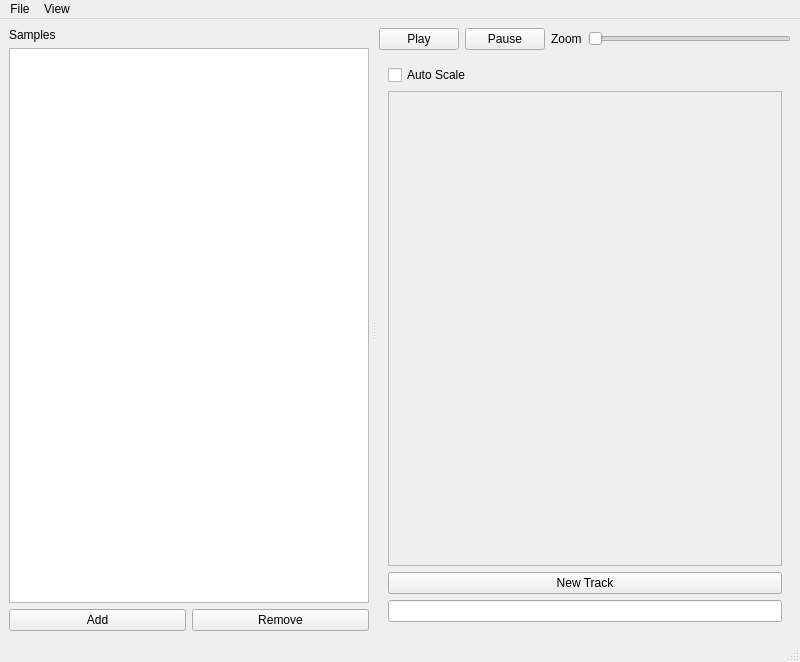
The window that src/views/SPELLMainWindow.ui (apersaud2018/SPELL) describes before a commit, drawn with Qt 5.
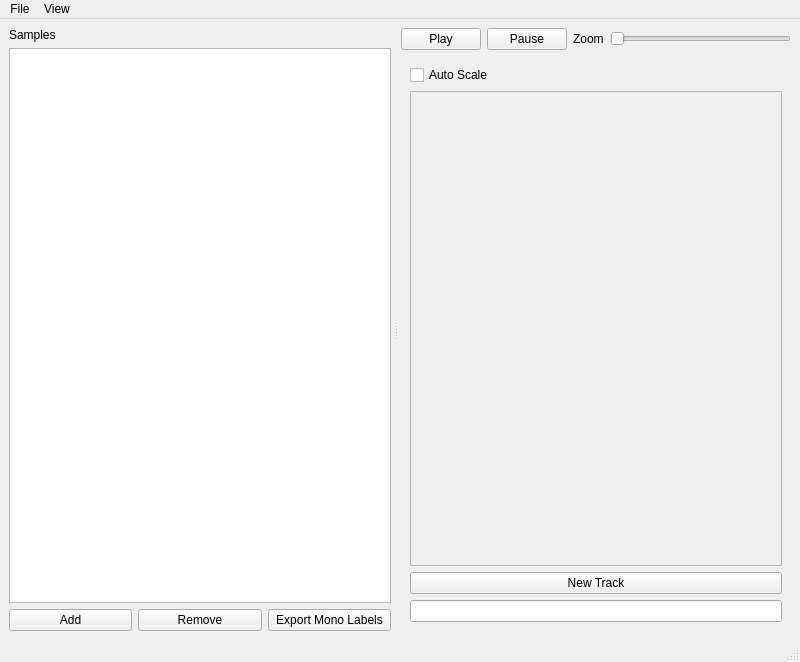
The same window after the commit.

Commit message: added Export Mono Labels button

```diff
--- a/src/views/SPELLMainWindow.ui
+++ b/src/views/SPELLMainWindow.ui
@@ -67,6 +67,13 @@
             </property>
            </widget>
           </item>
+          <item>
+           <widget class="QPushButton" name="exportMonoButton">
+            <property name="text">
+             <string>Export Mono Labels</string>
+            </property>
+           </widget>
+          </item>
          </layout>
         </item>
        </layout>
```
The commit also changes 7 other files.
